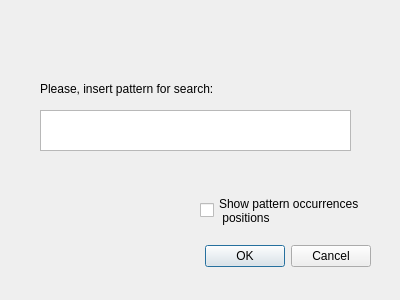
Above: dialog.ui from TiReks33/search_pattern before the change. Below: the same form after it.
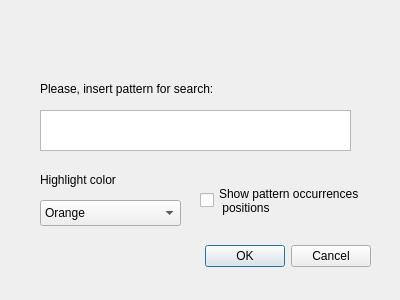
That is the form after the change.

Commit message: added colors highlighting and highlight-edit logic (in progress)

What changed in the file:
```diff
--- a/dialog.ui
+++ b/dialog.ui
@@ -43,7 +43,7 @@
    <property name="geometry">
     <rect>
      <x>200</x>
-     <y>190</y>
+     <y>180</y>
      <width>181</width>
      <height>41</height>
     </rect>
@@ -69,6 +69,54 @@
     <string>Please, insert pattern for search:</string>
    </property>
   </widget>
+  <widget class="QComboBox" name="comboBox">
+   <property name="geometry">
+    <rect>
+     <x>40</x>
+     <y>200</y>
+     <width>141</width>
+     <height>26</height>
+    </rect>
+   </property>
+   <item>
+    <property name="text">
+     <string>Orange</string>
+    </property>
+   </item>
+   <item>
+    <property name="text">
+     <string>Pink</string>
+    </property>
+   </item>
+   <item>
+    <property name="text">
+     <string>Yellow</string>
+    </property>
+   </item>
+   <item>
+    <property name="text">
+     <string>Green</string>
+    </property>
+   </item>
+   <item>
+    <property name="text">
+     <string>Red</string>
+    </property>
+   </item>
+  </widget>
+  <widget class="QLabel" name="label_2">
+   <property name="geometry">
+    <rect>
+     <x>40</x>
+     <y>170</y>
+     <width>141</width>
+     <height>20</height>
+    </rect>
+   </property>
+   <property name="text">
+    <string>Highlight color</string>
+   </property>
+  </widget>
  </widget>
  <resources/>
  <connections>
```
The commit also changes 8 other files.
